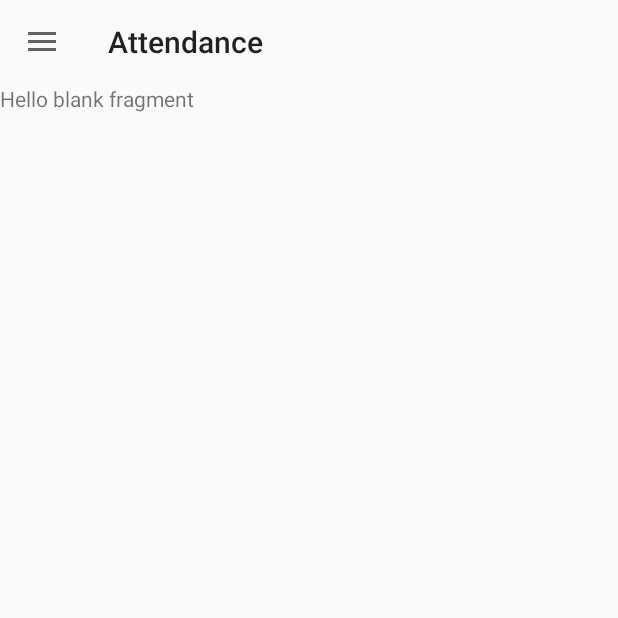
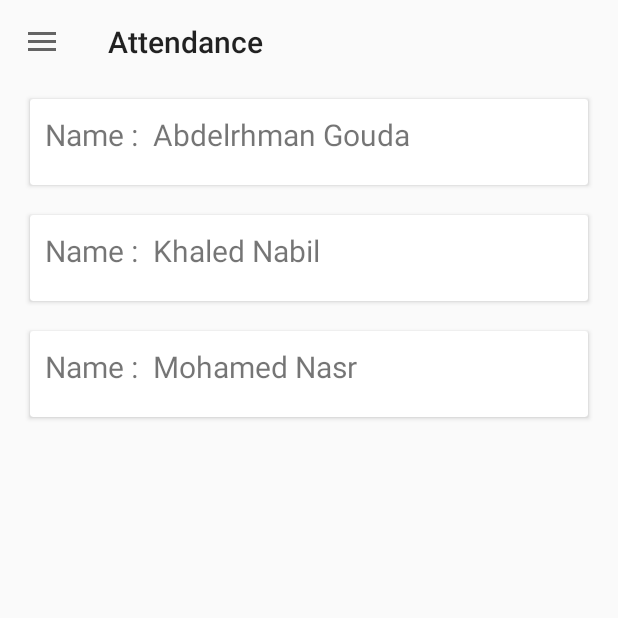
Before and after one commit to AbdelrhmanGouda/Attendance, an Android app: the fragment SignUpRequests placed in its activity, in the side drawer, after a tap on "Leave Requests", on a phone screen of 412 x 824 dp, the top half of it. Run offline under Robolectric (Android 15) with nearby library versions, the phone set to English and light mode, and no system bars.

Commit message:
Leave Requests Fragment

```diff
--- /dev/null
+++ b/app/src/main/java/com/example/attendance/adapters/LeaveRequestsAdapter.java
@@ -0,0 +1,90 @@
+package com.example.attendance.adapters;
+
+import android.content.Context;
+import android.view.LayoutInflater;
+import android.view.View;
+import android.view.ViewGroup;
+import android.widget.Button;
+import android.widget.LinearLayout;
+import android.widget.TextView;
+import android.widget.Toast;
+
+import androidx.annotation.NonNull;
+import androidx.recyclerview.widget.RecyclerView;
+
+import com.example.attendance.R;
+import com.example.attendance.data.LeaveRequestsData;
+import com.example.attendance.data.SignUpRequestsData;
+import com.example.attendance.fragments.LeaveRequests;
+
+import java.util.ArrayList;
+
+public class LeaveRequestsAdapter extends RecyclerView.Adapter<LeaveRequestsAdapter.LeaveRequestsViewHolder> {
+    ArrayList<LeaveRequestsData> leaveRequestsData;
+    Context context;
+    public LeaveRequestsAdapter( ArrayList<LeaveRequestsData> leaveRequestsData,Context context) {
+        this.context=context;
+        this.leaveRequestsData=leaveRequestsData;
+    }
+    @NonNull
+    @Override
+    public LeaveRequestsViewHolder onCreateViewHolder(@NonNull ViewGroup parent, int viewType) {
+        View view = LayoutInflater.from(parent.getContext()).inflate(R.layout.leave_requests_row,parent,false);
+        return new LeaveRequestsViewHolder(view);
+    }
+
+    @Override
+    public void onBindViewHolder(@NonNull LeaveRequestsViewHolder holder, final int position) {
+        holder.empName.setText(leaveRequestsData.get(position).getLeaveEmpName());
+        holder.empDept.setText(leaveRequestsData.get(position).getLeaveEmpDept());
+        holder.leaveTime.setText(leaveRequestsData.get(position).getLeaveEmpTime());
+        holder.empReason.setText(leaveRequestsData.get(position).getLeaveEmpReason());
+        final boolean isExpanded = leaveRequestsData.get(position).isExpended();
+        holder.expandableLayout.setVisibility(isExpanded ? View.VISIBLE : View.GONE);
+
+        holder.expandableLayoutClick.setOnClickListener(new View.OnClickListener() {
+            @Override
+            public void onClick(View view) {
+                leaveRequestsData.get(position).setExpended(!isExpanded);
+                notifyDataSetChanged();
+
+            }
+        });
+
+        holder.leaveAccept.setOnClickListener(new View.OnClickListener() {
+            @Override
+            public void onClick(View view) {
+                Toast.makeText(context, "accepted", Toast.LENGTH_SHORT).show();
+            }
+        });
+        holder.leaveDecline.setOnClickListener(new View.OnClickListener() {
+            @Override
+            public void onClick(View view) {
+                Toast.makeText(context, "declined", Toast.LENGTH_SHORT).show();
+            }
+        });
+
+    }
+
+    @Override
+    public int getItemCount() {
+        return leaveRequestsData.size();
+    }
+
+    public class LeaveRequestsViewHolder extends RecyclerView.ViewHolder {
+        TextView empName,empDept,leaveTime,empReason;
+        Button leaveAccept,leaveDecline;
+        LinearLayout expandableLayout,expandableLayoutClick;
+        public LeaveRequestsViewHolder(@NonNull View itemView) {
+            super(itemView);
+            empName=itemView.findViewById(R.id.leave_emp_name);
+            empDept=itemView.findViewById(R.id.leave_emp_dept);
+            leaveTime=itemView.findViewById(R.id.leave_emp_time);
+            empReason=itemView.findViewById(R.id.leave_emp_reason);
+            leaveAccept=itemView.findViewById(R.id.leave_accept_btn);
+            leaveDecline=itemView.findViewById(R.id.leave_decline_btn);
+            expandableLayout=itemView.findViewById(R.id.leave_expendable);
+            expandableLayoutClick=itemView.findViewById(R.id.leave_expendable_click);
+        }
+    }
+}
--- /dev/null
+++ b/app/src/main/java/com/example/attendance/data/LeaveRequestsData.java
@@ -0,0 +1,53 @@
+package com.example.attendance.data;
+
+public class LeaveRequestsData {
+    private String leaveEmpName,leaveEmpDept,leaveEmpTime,leaveEmpReason;
+    private boolean expended;
+    public LeaveRequestsData(String leaveEmpName, String leaveEmpDept, String leaveEmpTime, String leaveEmpReason) {
+        this.leaveEmpName = leaveEmpName;
+        this.leaveEmpDept = leaveEmpDept;
+        this.leaveEmpTime = leaveEmpTime;
+        this.leaveEmpReason = leaveEmpReason;
+        this.expended =false;
+    }
+
+    public boolean isExpended() {
+        return expended;
+    }
+
+    public void setExpended(boolean expended) {
+        this.expended = expended;
+    }
+
+    public String getLeaveEmpName() {
+        return leaveEmpName;
+    }
+
+    public void setLeaveEmpName(String leaveEmpName) {
+        this.leaveEmpName = leaveEmpName;
+    }
+
+    public String getLeaveEmpDept() {
+        return leaveEmpDept;
+    }
+
+    public void setLeaveEmpDept(String leaveEmpDept) {
+        this.leaveEmpDept = leaveEmpDept;
+    }
+
+    public String getLeaveEmpTime() {
+        return leaveEmpTime;
+    }
+
+    public void setLeaveEmpTime(String leaveEmpTime) {
+        this.leaveEmpTime = leaveEmpTime;
+    }
+
+    public String getLeaveEmpReason() {
+        return leaveEmpReason;
+    }
+
+    public void setLeaveEmpReason(String leaveEmpReason) {
+        this.leaveEmpReason = leaveEmpReason;
+    }
+}
--- a/app/src/main/java/com/example/attendance/fragments/LeaveRequests.java
+++ b/app/src/main/java/com/example/attendance/fragments/LeaveRequests.java
@@ -3,64 +3,41 @@ package com.example.attendance.fragments;
 import android.os.Bundle;
 
 import androidx.fragment.app.Fragment;
+import androidx.recyclerview.widget.LinearLayoutManager;
+import androidx.recyclerview.widget.RecyclerView;
 
 import android.view.LayoutInflater;
 import android.view.View;
 import android.view.ViewGroup;
 
 import com.example.attendance.R;
+import com.example.attendance.adapters.LeaveRequestsAdapter;
+import com.example.attendance.adapters.SignUpRequestsAdapter;
+import com.example.attendance.data.LeaveRequestsData;
+import com.example.attendance.data.SignUpRequestsData;
 
-/**
- * A simple {@link Fragment} subclass.
- * Use the {@link LeaveRequests#newInstance} factory method to
- * create an instance of this fragment.
- */
+import java.util.ArrayList;
+
+
 public class LeaveRequests extends Fragment {
-
-    // TODO: Rename parameter arguments, choose names that match
-    // the fragment initialization parameters, e.g. ARG_ITEM_NUMBER
-    private static final String ARG_PARAM1 = "param1";
-    private static final String ARG_PARAM2 = "param2";
-
-    // TODO: Rename and change types of parameters
-    private String mParam1;
-    private String mParam2;
-
-    public LeaveRequests() {
-        // Required empty public constructor
-    }
-
-    /**
-     * Use this factory method to create a new instance of
-     * this fragment using the provided parameters.
-     *
-     * @param param1 Parameter 1.
-     * @param param2 Parameter 2.
-     * @return A new instance of fragment LeaveRequests.
-     */
-    // TODO: Rename and change types and number of parameters
-    public static LeaveRequests newInstance(String param1, String param2) {
-        LeaveRequests fragment = new LeaveRequests();
-        Bundle args = new Bundle();
-        args.putString(ARG_PARAM1, param1);
-        args.putString(ARG_PARAM2, param2);
-        fragment.setArguments(args);
-        return fragment;
-    }
-
-    @Override
-    public void onCreate(Bundle savedInstanceState) {
-        super.onCreate(savedInstanceState);
-        if (getArguments() != null) {
-            mParam1 = getArguments().getString(ARG_PARAM1);
-            mParam2 = getArguments().getString(ARG_PARAM2);
-        }
-    }
+    RecyclerView leaveRecyclerView;
+    ArrayList<LeaveRequestsData> leaveRequestsData;
+    LeaveRequestsAdapter leaveRequestsAdapter;
 
     @Override
     public View onCreateView(LayoutInflater inflater, ViewGroup container,
                              Bundle savedInstanceState) {
         // Inflate the layout for this fragment
-        return inflater.inflate(R.layout.fragment_leave_requests, container, false);
+       View view = inflater.inflate(R.layout.fragment_leave_requests, container, false);
+        leaveRecyclerView =view.findViewById(R.id.leave_requests_recycler);
+        LinearLayoutManager linerLayoutManager = new LinearLayoutManager(getContext());
+        leaveRecyclerView.setLayoutManager(linerLayoutManager);
+        leaveRequestsData= new ArrayList<LeaveRequestsData>();
+        leaveRequestsData.add(new LeaveRequestsData("Abdelrhman Gouda","SE","8:01","sdkfjhfdsghdxnzbdksguhasdfgdsjkxvvdzxvndjbdsbvbdajkkdjalsbvjlkdsdvjsklasbdk;bdva;bjkdkdsvldbjkvvdsbajbkdsbjvdsa;bavcx nvjdhvcnk"));
+        leaveRequestsData.add(new LeaveRequestsData("Khaled Nabil","IS","1:30","sdkfjhfdsghdxnzbdksguhasdfgdsjkxvvdzxvndjbdsbvbdajkkdjalsbvjlkdsdvjsklasbdk;bdva;bjkdkdsvldbjkvvdsbajbkdsbjvdsa;bavcx nvjdhvcnk"));
+        leaveRequestsData.add(new LeaveRequestsData("Mohamed Nasr","SE","10:20","sdkfjhfdsghdxnzbdksguhasdfgdsjkxvvdzxvndjbdsbvbdajkkdjalsbvjlkdsdvjsklasbdk;bdva;bjkdkdsvldbjkvvdsbajbkdsbjvdsa;bavcx nvjdhvcnk"));
+        leaveRequestsAdapter= new LeaveRequestsAdapter(leaveRequestsData,getContext());
+        leaveRecyclerView.setAdapter(leaveRequestsAdapter);
+        return view;
     }
 }
--- a/app/src/main/res/layout/fragment_leave_requests.xml
+++ b/app/src/main/res/layout/fragment_leave_requests.xml
@@ -6,9 +6,10 @@
     tools:context=".fragments.LeaveRequests">
 
     <!-- TODO: Update blank fragment layout -->
-    <TextView
+
+
+    <androidx.recyclerview.widget.RecyclerView
+        android:id="@+id/leave_requests_recycler"
         android:layout_width="match_parent"
-        android:layout_height="match_parent"
-        android:text="@string/hello_blank_fragment" />
-
+        android:layout_height="match_parent" />
 </FrameLayout>
--- /dev/null
+++ b/app/src/main/res/layout/leave_requests_row.xml
@@ -0,0 +1,151 @@
+<?xml version="1.0" encoding="utf-8"?>
+<androidx.cardview.widget.CardView xmlns:android="http://schemas.android.com/apk/res/android"
+    android:layout_width="match_parent"
+    android:layout_height="wrap_content"
+    android:layout_marginLeft="20dp"
+    android:layout_marginRight="20dp"
+    android:layout_marginTop="10dp"
+    android:layout_marginBottom="10dp"
+    android:background="@color/lightGray"
+    android:elevation="5dp">
+
+
+    <LinearLayout
+        android:id="@+id/leave_expendable_click"
+        android:layout_width="match_parent"
+        android:layout_height="wrap_content"
+        android:layout_marginBottom="10dp"
+        android:orientation="horizontal">
+
+        <TextView
+            android:id="@+id/textView5"
+            android:layout_width="wrap_content"
+            android:layout_height="wrap_content"
+            android:text="@string/name"
+            android:layout_marginStart="10dp"
+            android:layout_marginTop="10dp"
+            android:layout_marginBottom="10dp"
+            android:textSize="20dp"/>
+
+        <TextView
+            android:id="@+id/leave_emp_name"
+            android:layout_width="wrap_content"
+            android:layout_height="wrap_content"
+            android:layout_marginStart="10dp"
+            android:layout_marginTop="10dp"
+            android:layout_marginBottom="10dp"
+            android:text="TextView"
+            android:textSize="20dp"/>
+    </LinearLayout>
+
+    <LinearLayout
+        android:id="@+id/leave_expendable"
+        android:layout_width="match_parent"
+        android:layout_height="wrap_content"
+        android:layout_marginTop="50dp"
+        android:orientation="vertical">
+
+        <LinearLayout
+            android:layout_width="match_parent"
+            android:layout_height="match_parent"
+            android:orientation="horizontal">
+
+            <TextView
+                android:id="@+id/textView7"
+                android:layout_width="wrap_content"
+                android:layout_height="wrap_content"
+                android:layout_marginStart="10dp"
+                android:layout_marginTop="10dp"
+                android:layout_marginBottom="10dp"
+                android:text="@string/department"
+                android:textSize="20dp" />
+
+            <TextView
+                android:id="@+id/leave_emp_dept"
+                android:layout_width="wrap_content"
+                android:layout_height="wrap_content"
+                android:layout_marginStart="10dp"
+                android:layout_marginTop="10dp"
+                android:layout_marginBottom="10dp"
+                android:text="TextView"
+                android:textSize="20dp" />
+        </LinearLayout>
+        <LinearLayout
+            android:layout_width="match_parent"
+            android:layout_height="match_parent"
+            android:orientation="horizontal">
+
+            <TextView
+                android:id="@+id/textView6"
+                android:layout_width="wrap_content"
+                android:layout_height="wrap_content"
+                android:layout_marginStart="10dp"
+                android:layout_marginTop="10dp"
+                android:layout_marginBottom="10dp"
+                android:text="@string/time"
+                android:textSize="20dp" />
+
+            <TextView
+                android:id="@+id/leave_emp_time"
+                android:layout_width="wrap_content"
+                android:layout_height="wrap_content"
+                android:layout_marginStart="10dp"
+                android:layout_marginTop="10dp"
+                android:layout_marginBottom="10dp"
+                android:text="TextView"
+                android:textSize="20dp" />
+        </LinearLayout>
+        <LinearLayout
+            android:layout_width="match_parent"
+            android:layout_height="match_parent"
+            android:orientation="horizontal">
+
+            <TextView
+                android:id="@+id/textView8"
+                android:layout_width="wrap_content"
+                android:layout_height="wrap_content"
+                android:layout_marginStart="10dp"
+                android:layout_marginTop="10dp"
+                android:layout_marginBottom="10dp"
+                android:text="@string/reason"
+                android:textSize="20dp" />
+
+            <TextView
+                android:id="@+id/leave_emp_reason"
+                android:layout_width="wrap_content"
+                android:layout_height="wrap_content"
+                android:layout_marginStart="10dp"
+                android:layout_marginTop="10dp"
+                android:layout_marginBottom="10dp"
+                android:text="TextView"
+                android:textSize="20dp" />
+        </LinearLayout>
+        <LinearLayout
+            android:layout_width="match_parent"
+            android:layout_height="wrap_content"
+            android:orientation="horizontal">
+
+            <Button
+                android:id="@+id/leave_accept_btn"
+                android:layout_width="wrap_content"
+                android:layout_height="wrap_content"
+                android:layout_weight="1"
+                android:text="@string/accept"
+                android:layout_marginStart="10dp"
+                android:layout_marginTop="10dp"
+                android:layout_marginBottom="10dp"
+                android:textSize="20dp"/>
+
+            <Button
+                android:id="@+id/leave_decline_btn"
+                android:layout_width="wrap_content"
+                android:layout_height="wrap_content"
+                android:layout_weight="1"
+                android:text="@string/decline"
+                android:layout_marginStart="10dp"
+                android:layout_marginTop="10dp"
+                android:layout_marginBottom="10dp"
+                android:textSize="20dp"/>
+        </LinearLayout>
+    </LinearLayout>
+</androidx.cardview.widget.CardView>
--- a/app/src/main/res/values/strings.xml
+++ b/app/src/main/res/values/strings.xml
@@ -9,5 +9,7 @@
     <string name="decline">Decline</string>
     <string name="email">E-mail :</string>
     <string name="department">Department :</string>
+    <string name="time">Time :</string>
+    <string name="reason">Reason :</string>
 
 </resources>
```
